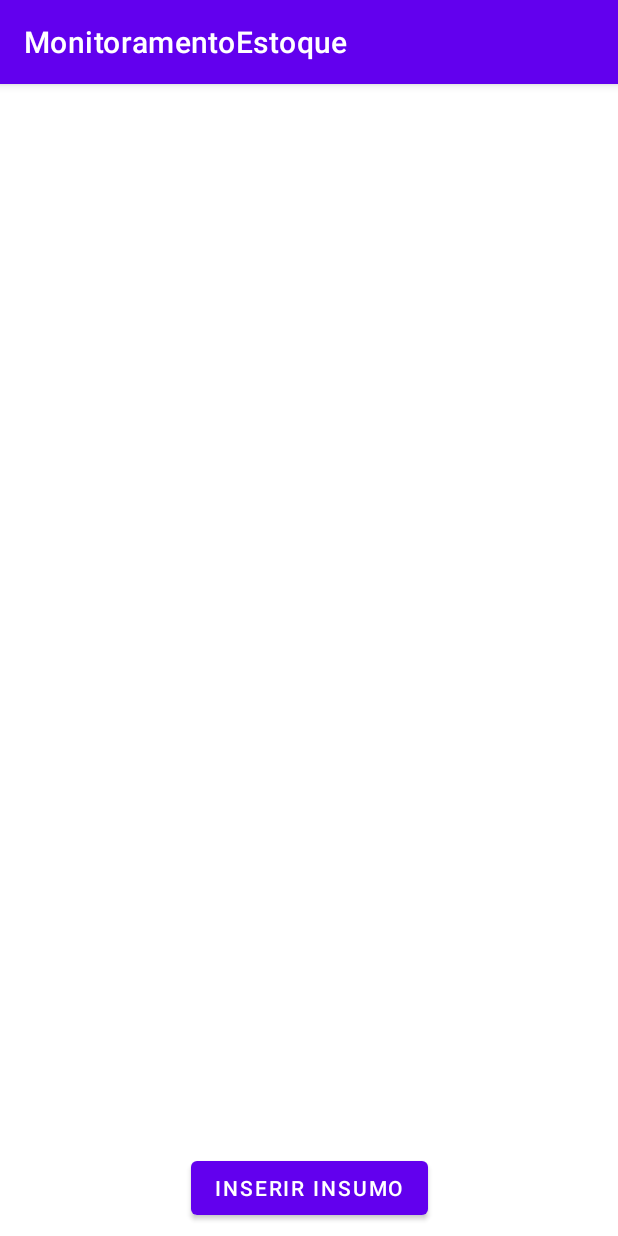
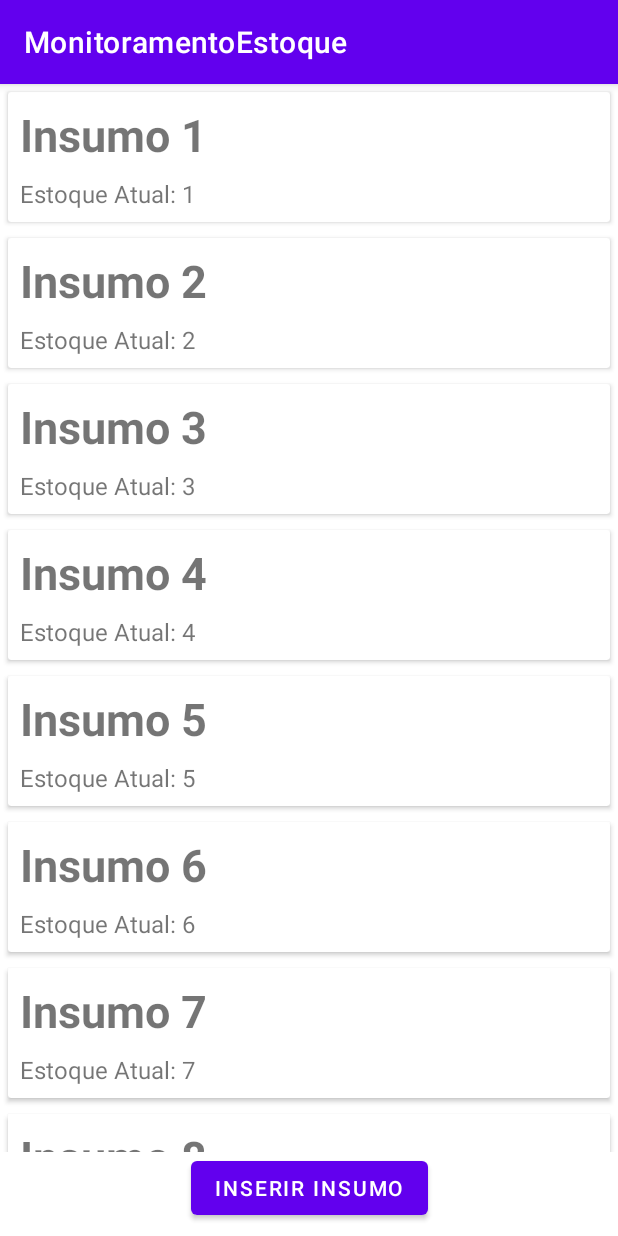
Before and after one commit to denisfilho/Monitoramento-Estoque, an Android app: the screen it shows after launch (ListaInsumosActivity), on a phone screen of 412 x 824 dp. Run offline under Robolectric (Android 15) with nearby library versions, the phone set to English and light mode, and no system bars.

Commit message:
Implementando o adapter para o RecyclerView para exibir a lista de insumos

```diff
--- a/app/src/main/java/projeto/monitoramentoestoque/ListaInsumosActivity.java
+++ b/app/src/main/java/projeto/monitoramentoestoque/ListaInsumosActivity.java
@@ -1,8 +1,16 @@
 package projeto.monitoramentoestoque;
 
 import androidx.appcompat.app.AppCompatActivity;
+import androidx.recyclerview.widget.LinearLayoutManager;
+import androidx.recyclerview.widget.RecyclerView;
 
 import android.os.Bundle;
+
+import java.util.List;
+
+import projeto.monitoramentoestoque.dao.InsumoDAO;
+import projeto.monitoramentoestoque.model.Insumo;
+import projeto.monitoramentoestoque.recyclerview.adapter.ListaInsumosAdapter;
 
 public class ListaInsumosActivity extends AppCompatActivity {
 
@@ -10,5 +18,19 @@ public class ListaInsumosActivity extends AppCompatActivity {
     protected void onCreate(Bundle savedInstanceState) {
         super.onCreate(savedInstanceState);
         setContentView(R.layout.activity_lista_insumos);
+
+        RecyclerView listaInsumos = findViewById(R.id.lista_insumos_recyclerview);
+
+        InsumoDAO dao = new InsumoDAO();
+        for (int i = 1; i <9; i++){
+            dao.insere(new Insumo("Insumo " + i, i));
+        }
+
+        List<Insumo> todosInsumos = dao.todos();
+
+
+        listaInsumos.setAdapter(new ListaInsumosAdapter(this, todosInsumos));
+        LinearLayoutManager layoutManager = new LinearLayoutManager(this);
+        listaInsumos.setLayoutManager(layoutManager);
     }
 }
--- /dev/null
+++ b/app/src/main/java/projeto/monitoramentoestoque/recyclerview/adapter/ListaInsumosAdapter.java
@@ -0,0 +1,56 @@
+package projeto.monitoramentoestoque.recyclerview.adapter;
+
+import android.content.Context;
+import android.view.LayoutInflater;
+import android.view.View;
+import android.view.ViewGroup;
+import android.widget.TextView;
+
+import androidx.annotation.NonNull;
+import androidx.recyclerview.widget.RecyclerView;
+
+import org.w3c.dom.Text;
+
+import java.util.List;
+
+import projeto.monitoramentoestoque.ListaInsumosActivity;
+import projeto.monitoramentoestoque.R;
+import projeto.monitoramentoestoque.model.Insumo;
+
+public class ListaInsumosAdapter extends RecyclerView.Adapter {
+    private List<Insumo> insumos;
+    private Context context;
+
+    public ListaInsumosAdapter(Context context, List<Insumo> insumos) {
+        this.insumos = insumos;
+        this.context = context;
+    }
+
+    @NonNull
+    @Override
+    public RecyclerView.ViewHolder onCreateViewHolder(@NonNull ViewGroup parent, int viewType) {
+        View viewCriada = LayoutInflater.from(context). inflate(R.layout.item_insumo, parent, false);
+        return new InsumoViewHolder(viewCriada);
+    }
+
+    @Override
+    public void onBindViewHolder(@NonNull RecyclerView.ViewHolder holder, int position) {
+        Insumo insumo = insumos.get(position);
+        TextView nomeInsumo = holder.itemView.findViewById(R.id.item_insumo_nome);
+        nomeInsumo.setText(insumo.getNome());
+
+        TextView estoqueAtualInsumo = holder.itemView.findViewById(R.id.item_estoque_atual);
+        estoqueAtualInsumo.setText("Estoque Atual: " + Integer.toString(insumo.getEstoqueAtual()));
+    }
+
+    @Override
+    public int getItemCount() {
+        return insumos.size();
+    }
+
+    class InsumoViewHolder extends RecyclerView.ViewHolder {
+        public InsumoViewHolder(View itemView) {
+            super(itemView);
+        }
+    }
+}
```
